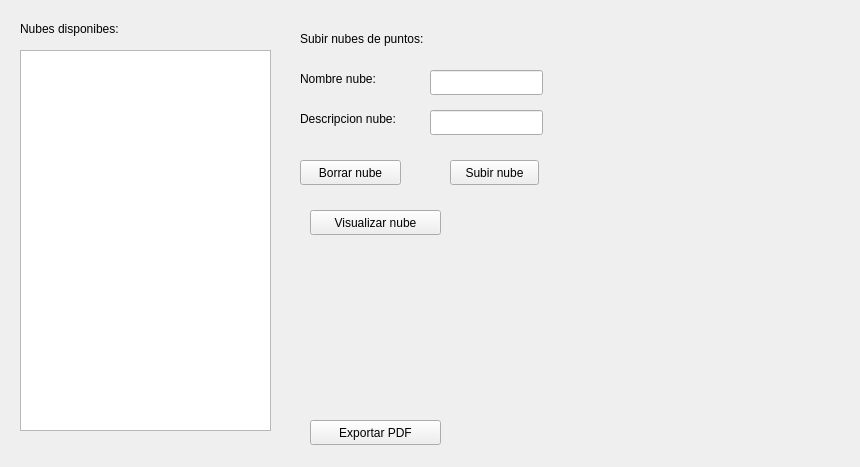
This is GUI/visualizacion.ui in Nickleon16/APP_LIDAR as Qt 5 draws it before an edit. The edited form follows.
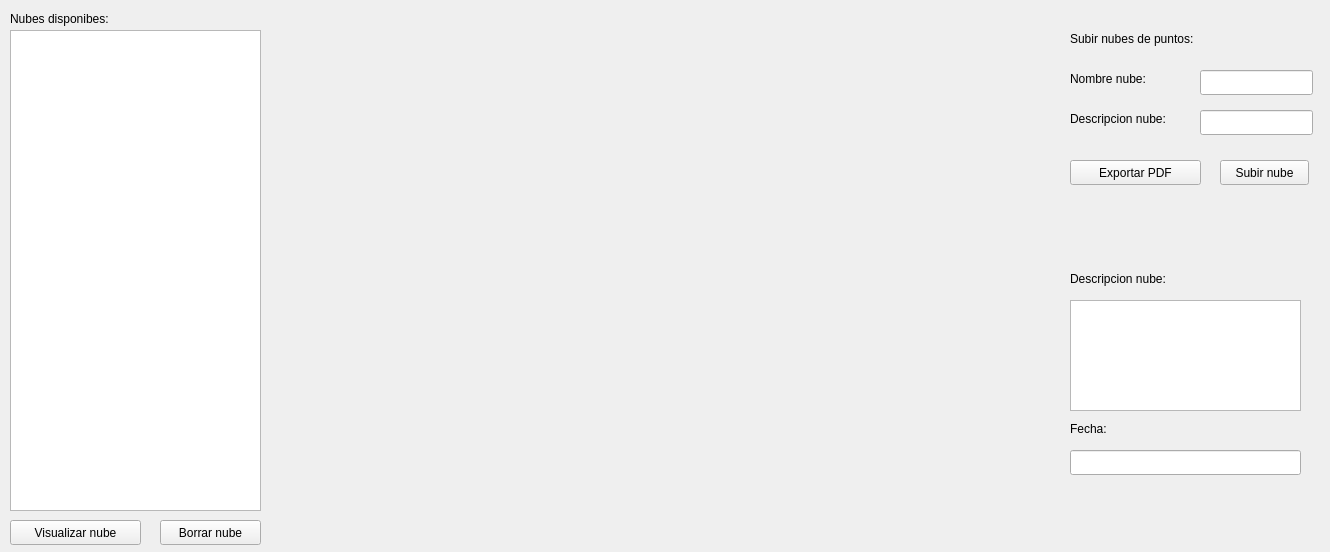
This is the edited form.

```diff
--- a/GUI/visualizacion.ui
+++ b/GUI/visualizacion.ui
@@ -6,8 +6,8 @@
    <rect>
     <x>0</x>
     <y>0</y>
-    <width>860</width>
-    <height>467</height>
+    <width>1330</width>
+    <height>552</height>
    </rect>
   </property>
   <property name="windowTitle">
@@ -16,8 +16,8 @@
   <widget class="QLabel" name="label_4">
    <property name="geometry">
     <rect>
-     <x>20</x>
-     <y>20</y>
+     <x>10</x>
+     <y>10</y>
      <width>131</width>
      <height>17</height>
     </rect>
@@ -29,17 +29,17 @@
   <widget class="QListWidget" name="nubesListWidget">
    <property name="geometry">
     <rect>
-     <x>20</x>
-     <y>50</y>
+     <x>10</x>
+     <y>30</y>
      <width>251</width>
-     <height>381</height>
+     <height>481</height>
     </rect>
    </property>
   </widget>
   <widget class="QLineEdit" name="nombreNubeLineEdit">
    <property name="geometry">
     <rect>
-     <x>430</x>
+     <x>1200</x>
      <y>70</y>
      <width>113</width>
      <height>25</height>
@@ -49,7 +49,7 @@
   <widget class="QLineEdit" name="descripcionNubeLineEdit">
    <property name="geometry">
     <rect>
-     <x>430</x>
+     <x>1200</x>
      <y>110</y>
      <width>113</width>
      <height>25</height>
@@ -59,8 +59,8 @@
   <widget class="QPushButton" name="borrarNubePushButton">
    <property name="geometry">
     <rect>
-     <x>300</x>
-     <y>160</y>
+     <x>160</x>
+     <y>520</y>
      <width>101</width>
      <height>25</height>
     </rect>
@@ -72,7 +72,7 @@
   <widget class="QLabel" name="label_3">
    <property name="geometry">
     <rect>
-     <x>300</x>
+     <x>1070</x>
      <y>30</y>
      <width>171</width>
      <height>17</height>
@@ -85,7 +85,7 @@
   <widget class="QPushButton" name="subirNubePushButton">
    <property name="geometry">
     <rect>
-     <x>450</x>
+     <x>1220</x>
      <y>160</y>
      <width>89</width>
      <height>25</height>
@@ -98,7 +98,7 @@
   <widget class="QLabel" name="label">
    <property name="geometry">
     <rect>
-     <x>300</x>
+     <x>1070</x>
      <y>70</y>
      <width>101</width>
      <height>17</height>
@@ -111,7 +111,7 @@
   <widget class="QLabel" name="label_2">
    <property name="geometry">
     <rect>
-     <x>300</x>
+     <x>1070</x>
      <y>110</y>
      <width>131</width>
      <height>17</height>
@@ -124,8 +124,8 @@
   <widget class="QPushButton" name="verNubePushButton">
    <property name="geometry">
     <rect>
-     <x>310</x>
-     <y>210</y>
+     <x>10</x>
+     <y>520</y>
      <width>131</width>
      <height>25</height>
     </rect>
@@ -137,8 +137,8 @@
   <widget class="QPushButton" name="generarReportePushButton">
    <property name="geometry">
     <rect>
-     <x>310</x>
-     <y>420</y>
+     <x>1070</x>
+     <y>160</y>
      <width>131</width>
      <height>25</height>
     </rect>
@@ -147,6 +147,81 @@
     <string>Exportar PDF</string>
    </property>
   </widget>
+  <widget class="QWidget" name="vtkWidget" native="true">
+   <property name="geometry">
+    <rect>
+     <x>280</x>
+     <y>30</y>
+     <width>771</width>
+     <height>531</height>
+    </rect>
+   </property>
+   <property name="cursor">
+    <cursorShape>SizeAllCursor</cursorShape>
+   </property>
+  </widget>
+  <widget class="QLabel" name="label_5">
+   <property name="geometry">
+    <rect>
+     <x>1070</x>
+     <y>270</y>
+     <width>131</width>
+     <height>17</height>
+    </rect>
+   </property>
+   <property name="text">
+    <string>Descripcion nube:</string>
+   </property>
+  </widget>
+  <widget class="QTextEdit" name="descripcionNubeTextEdit">
+   <property name="geometry">
+    <rect>
+     <x>1070</x>
+     <y>300</y>
+     <width>231</width>
+     <height>111</height>
+    </rect>
+   </property>
+  </widget>
+  <widget class="QLabel" name="label_6">
+   <property name="geometry">
+    <rect>
+     <x>1070</x>
+     <y>420</y>
+     <width>67</width>
+     <height>17</height>
+    </rect>
+   </property>
+   <property name="text">
+    <string>Fecha:</string>
+   </property>
+  </widget>
+  <widget class="QLineEdit" name="fechaLineEdit">
+   <property name="geometry">
+    <rect>
+     <x>1070</x>
+     <y>450</y>
+     <width>231</width>
+     <height>25</height>
+    </rect>
+   </property>
+  </widget>
+  <zorder>vtkWidget</zorder>
+  <zorder>label_4</zorder>
+  <zorder>nubesListWidget</zorder>
+  <zorder>nombreNubeLineEdit</zorder>
+  <zorder>descripcionNubeLineEdit</zorder>
+  <zorder>borrarNubePushButton</zorder>
+  <zorder>label_3</zorder>
+  <zorder>subirNubePushButton</zorder>
+  <zorder>label</zorder>
+  <zorder>label_2</zorder>
+  <zorder>verNubePushButton</zorder>
+  <zorder>generarReportePushButton</zorder>
+  <zorder>label_5</zorder>
+  <zorder>descripcionNubeTextEdit</zorder>
+  <zorder>label_6</zorder>
+  <zorder>fechaLineEdit</zorder>
  </widget>
  <resources/>
  <connections/>
```
